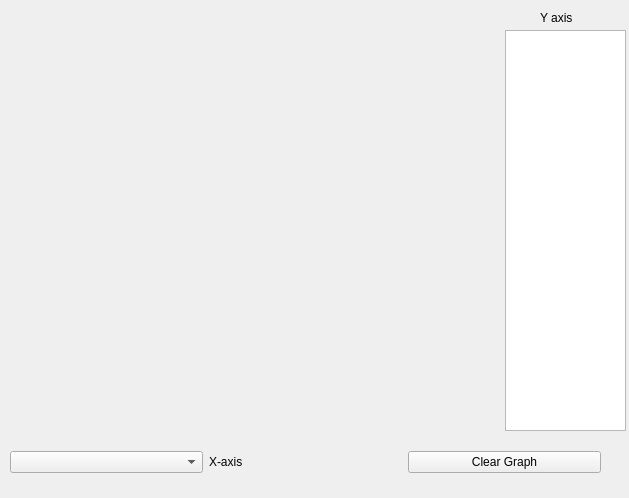
First picture: the form in resistivity/View/GUI/graphwindow.ui, repository AdrienGourgout/resistivity, before the edit.
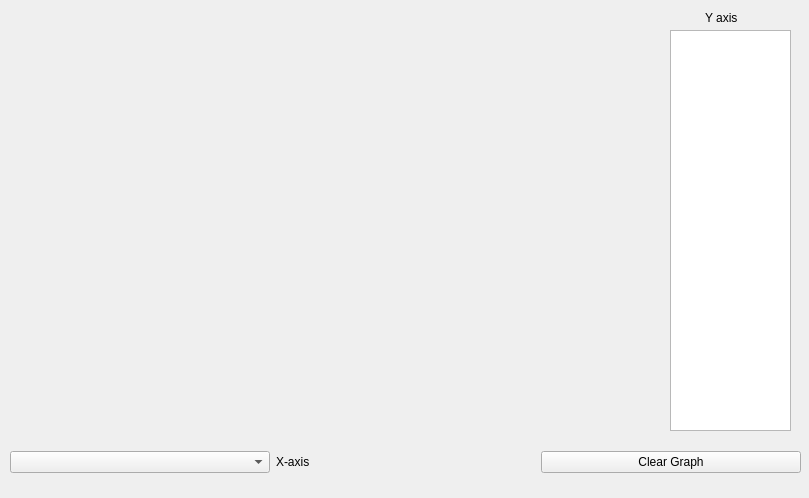
Second picture: the form after the edit.

Commit message: Updated graph window

```diff
--- a/resistivity/View/GUI/graphwindow.ui
+++ b/resistivity/View/GUI/graphwindow.ui
@@ -6,7 +6,7 @@
    <rect>
     <x>0</x>
     <y>0</y>
-    <width>629</width>
+    <width>809</width>
     <height>498</height>
    </rect>
   </property>
@@ -18,7 +18,7 @@
     <rect>
      <x>9</x>
      <y>9</y>
-     <width>491</width>
+     <width>651</width>
      <height>421</height>
     </rect>
    </property>
@@ -27,7 +27,7 @@
   <widget class="QLabel" name="label_2">
    <property name="geometry">
     <rect>
-     <x>540</x>
+     <x>705</x>
      <y>10</y>
      <width>41</width>
      <height>16</height>
@@ -40,7 +40,7 @@
   <widget class="QListWidget" name="y_axis_menu">
    <property name="geometry">
     <rect>
-     <x>505</x>
+     <x>670</x>
      <y>30</y>
      <width>121</width>
      <height>401</height>
@@ -52,7 +52,7 @@
     <rect>
      <x>10</x>
      <y>440</y>
-     <width>591</width>
+     <width>791</width>
      <height>44</height>
     </rect>
    </property>
```
The commit also changes 1 other file.
